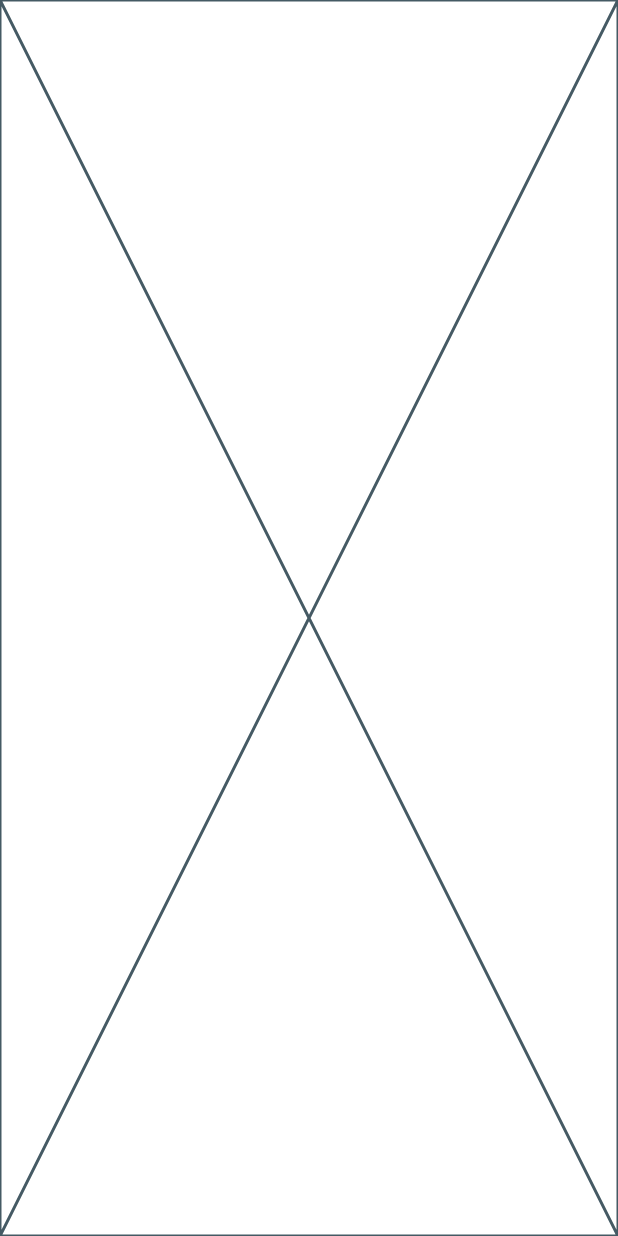
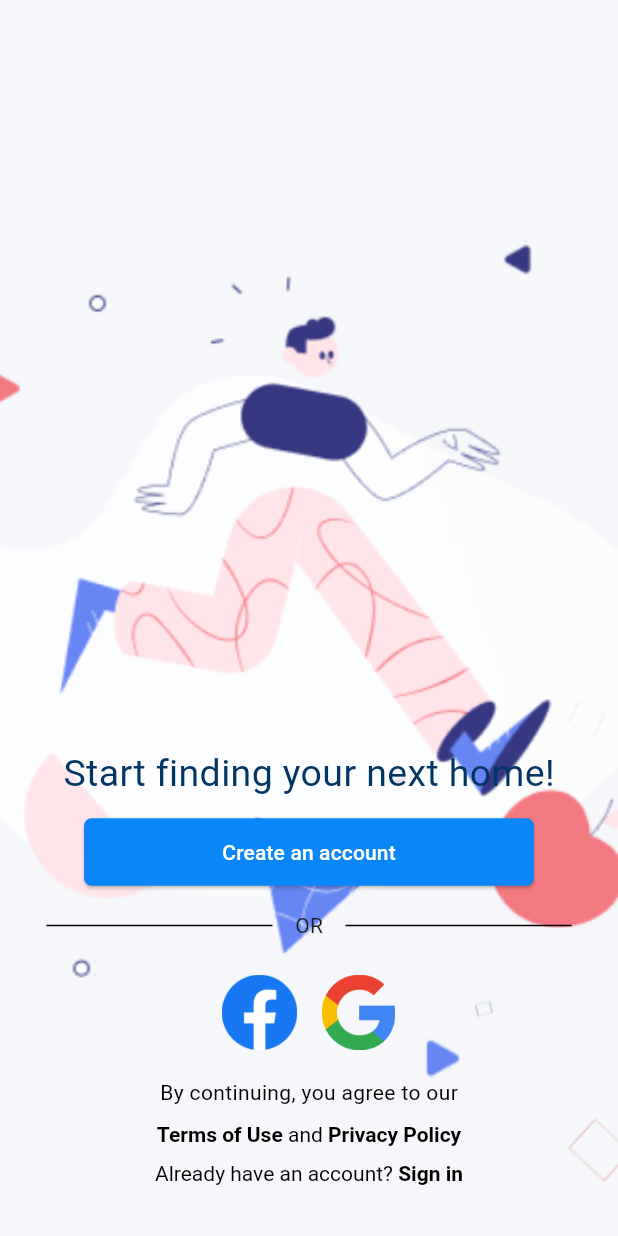
Before and after one commit to repsajanboy/real-state-property-app, a Flutter app: the screen it shows after launch, after a tap on "Skip", after a tap on "Done", on a phone screen of 412 x 824 dp. Run offline on Flutter 3.47's test engine with Material 3 defaults, Android fonts, the phone set to English and light mode, and no system bars; our stand-ins replace introduction_screen.

Commit message:
Login Screen UI

```diff
--- a/lib/presentation/login/view/login_screen.dart
+++ b/lib/presentation/login/view/login_screen.dart
@@ -1,10 +1,203 @@
 import 'package:flutter/material.dart';
+import 'package:real_state_property/styles/app_images.dart';
 
 class LoginScreen extends StatelessWidget {
   const LoginScreen({super.key});
 
   @override
   Widget build(BuildContext context) {
-    return const Placeholder();
+    return Scaffold(
+      body: Stack(
+        children: [
+          _buildLoginScreenBackground(),
+          Center(
+            child: Container(
+              margin: EdgeInsets.only(bottom: 24.0),
+              width: MediaQuery.of(context).size.width * .85,
+              child: Column(
+                crossAxisAlignment: CrossAxisAlignment.center,
+                mainAxisSize: MainAxisSize.max,
+                mainAxisAlignment: MainAxisAlignment.end,
+                children: [
+                  _buildWelcomeMessage(),
+                  _buildCreateNewAccount(),
+                  _buildDivider(),
+                  _buildSocialIcons(),
+                  _buildTermAndPrivacy(),
+                  _buildAlreadyHaveAnAccount(),
+                ],
+              ),
+            ),
+          )
+        ],
+      ),
+    );
+  }
+
+  Widget _buildLoginScreenBackground() {
+    return Container(
+      decoration: BoxDecoration(
+        image: DecorationImage(
+          image: AssetImage(AppImages.loginBG),
+          fit: BoxFit.cover,
+        ),
+      ),
+    );
+  }
+
+  Widget _buildWelcomeMessage() {
+    return Container(
+      margin: EdgeInsets.only(bottom: 10.0),
+      child: Text(
+        "Start finding your next home!",
+        style: TextStyle(
+          fontSize: 25.0,
+          color: Color(0xff023563),
+        ),
+      ),
+    );
+  }
+
+  Widget _buildCreateNewAccount() {
+    return ElevatedButton(
+      onPressed: () {},
+      style: ElevatedButton.styleFrom(
+        minimumSize: Size(300, 45),
+        shape: const RoundedRectangleBorder(
+          borderRadius: BorderRadius.all(Radius.circular(5)),
+        ),
+        backgroundColor: Color(0xff0987f8),
+        foregroundColor: Colors.white,
+      ),
+      child: Text(
+        "Create an account",
+      ),
+    );
+  }
+
+  Widget _buildDivider() {
+    return Row(
+      children: [
+        Expanded(
+          child: Container(
+            margin: EdgeInsets.only(right: 15.0),
+            child: Divider(
+              color: Colors.black,
+              height: 50,
+            ),
+          ),
+        ),
+        Text("OR"),
+        Expanded(
+          child: Container(
+            margin: EdgeInsets.only(left: 15.0),
+            child: Divider(
+              color: Colors.black,
+              height: 50,
+            ),
+          ),
+        ),
+      ],
+    );
+  }
+
+  Widget _buildSocialIcons() {
+    return Row(
+      mainAxisAlignment: MainAxisAlignment.center,
+      children: [
+        IconButton(
+          onPressed: () {},
+          icon: Image.asset(
+            AppImages.fbIcon,
+            width: 50,
+            height: 50,
+          ),
+          iconSize: 50,
+        ),
+        IconButton(
+          onPressed: () {},
+          icon: Image.asset(
+            AppImages.googleIcon,
+            width: 50,
+            height: 50,
+          ),
+          iconSize: 24,
+        ),
+      ],
+    );
+  }
+
+  Widget _buildTermAndPrivacy() {
+    return Align(
+      alignment: Alignment.center,
+      child: Column(
+        children: [
+          Container(
+            alignment: Alignment.center,
+            margin: EdgeInsets.only(top: 10.0),
+            child: Text(
+              "By continuing, you agree to our",
+              style: TextStyle(
+                color: Colors.black,
+              ),
+            ),
+          ),
+          Container(
+            alignment: Alignment.center,
+            margin: EdgeInsets.only(top: 10.0),
+            child: RichText(
+              text: TextSpan(
+                children: [
+                  TextSpan(
+                    text: "Terms of Use",
+                    style: TextStyle(
+                      color: Colors.black,
+                      fontWeight: FontWeight.bold,
+                    ),
+                  ),
+                  TextSpan(
+                    text: " and ",
+                    style: TextStyle(
+                      color: Colors.black,
+                    ),
+                  ),
+                  TextSpan(
+                    text: "Privacy Policy",
+                    style: TextStyle(
+                      color: Colors.black,
+                      fontWeight: FontWeight.bold,
+                    ),
+                  ),
+                ],
+              ),
+            ),
+          ),
+        ],
+      ),
+    );
+  }
+
+  Widget _buildAlreadyHaveAnAccount() {
+    return Container(
+      margin: EdgeInsets.only(top: 10.0, bottom: 10.0),
+      child: RichText(
+        text: TextSpan(
+          children: [
+            TextSpan(
+              text: "Already have an account? ",
+              style: TextStyle(
+                color: Colors.black,
+              ),
+            ),
+            TextSpan(
+                text: "Sign in",
+                style: TextStyle(
+                  color: Colors.black,
+                  fontWeight: FontWeight.bold,
+                ))
+          ],
+        ),
+      ),
+    );
   }
 }
--- /dev/null
+++ b/lib/presentation/login/view/login_screen_with_emai_screen.dart
@@ -0,0 +1,10 @@
+import 'package:flutter/material.dart';
+
+class LoginScreenWithEmaiScreen extends StatelessWidget {
+  const LoginScreenWithEmaiScreen({super.key});
+
+  @override
+  Widget build(BuildContext context) {
+    return const Placeholder();
+  }
+}
```
